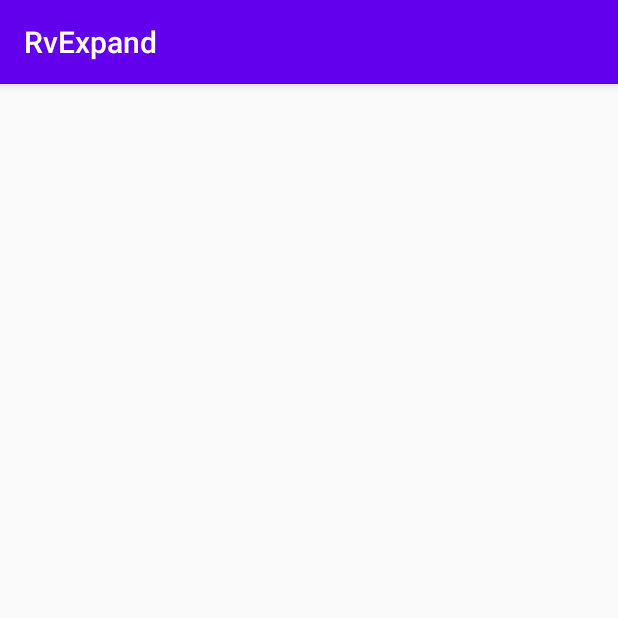
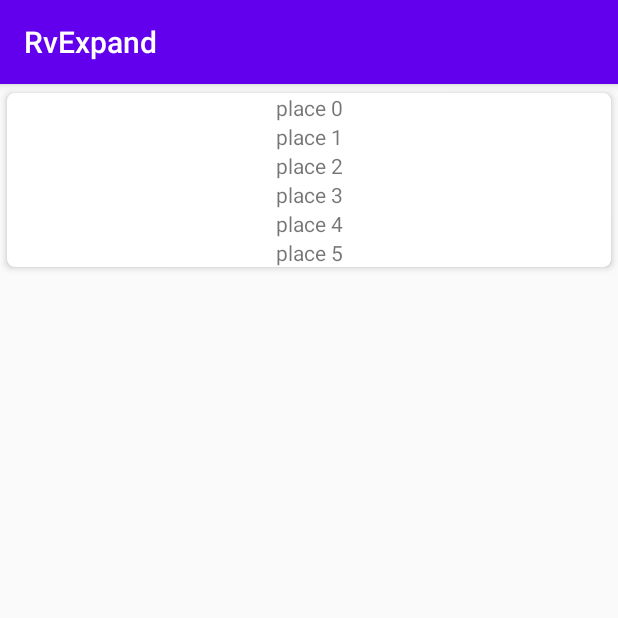
Before and after one commit to CindoddCindy/bebek-, an Android app: the screen it shows after launch (MainActivity), on a phone screen of 412 x 824 dp, the top half of it. Run offline under Robolectric (Android 15) with nearby library versions, the phone set to English and light mode, and no system bars.

Commit message:
expand test

```diff
--- a/rvExpand/app/build.gradle
+++ b/rvExpand/app/build.gradle
@@ -27,7 +27,7 @@ dependencies {
     implementation fileTree(dir: 'libs', include: ['*.jar'])
 
     implementation 'androidx.appcompat:appcompat:1.1.0'
-    implementation 'com.thoughtbot:expandablerecyclerview:1.3'
+    implementation 'com.android.support:design:29.0.0'
     implementation 'androidx.constraintlayout:constraintlayout:1.1.3'
     testImplementation 'junit:junit:4.12'
     androidTestImplementation 'androidx.test.ext:junit:1.1.1'
--- /dev/null
+++ b/rvExpand/app/src/main/java/com/ingenicomovement/rvexpand/ListItemListener.java
@@ -0,0 +1,6 @@
+package com.ingenicomovement.rvexpand;
+
+public interface ListItemListener {
+    void onExpand();
+    void onCollapse();
+}
--- a/rvExpand/app/src/main/java/com/ingenicomovement/rvexpand/MainActivity.java
+++ b/rvExpand/app/src/main/java/com/ingenicomovement/rvexpand/MainActivity.java
@@ -1,6 +1,8 @@
 package com.ingenicomovement.rvexpand;
 
 import androidx.appcompat.app.AppCompatActivity;
+import androidx.cardview.widget.CardView;
+import androidx.recyclerview.widget.DefaultItemAnimator;
 import androidx.recyclerview.widget.LinearLayoutManager;
 import androidx.recyclerview.widget.RecyclerView;
 
@@ -8,11 +10,11 @@ import android.os.Bundle;
 
 import java.util.ArrayList;
 
-public class MainActivity extends AppCompatActivity {
+public class MainActivity extends AppCompatActivity implements ListItemListener {
 
-    private RecyclerView recyclerView;
-    private ArrayList<MobileOs> mobileOSes;
-    private RecyclerAdapter adapter;
+    ArrayList<Place> places;
+    CardView cvContainer;
+
 
 
     @Override
@@ -20,61 +22,51 @@ public class MainActivity extends AppCompatActivity {
         super.onCreate(savedInstanceState);
         setContentView(R.layout.activity_main);
 
-        recyclerView = (RecyclerView) findViewById(R.id.recycler_view);
-        mobileOSes = new ArrayList<>();
+        places = new ArrayList<>();
+        for (int i=0; i<6; i++) {
+            places.add(new Place("place " + i));
+        }
 
-        setData();
-        LinearLayoutManager layoutManager = new LinearLayoutManager(this);
-        recyclerView.setLayoutManager(layoutManager);
+        cvContainer = (CardView) findViewById(R.id.card_background);
+        RecyclerView rvList = (RecyclerView) findViewById(R.id.rv_list);
+        PlaceArrayAdapter placeArrayAdapter = new PlaceArrayAdapter(places);
+        rvList.setLayoutManager(new LinearLayoutManager(this));
+        rvList.setItemAnimator(new DefaultItemAnimator());
+        rvList.setAdapter(placeArrayAdapter);
 
-        adapter = new RecyclerAdapter(this, mobileOSes);
-        recyclerView.setAdapter(adapter);
+        placeArrayAdapter.setListItemListener(this);
+
+
+        rvList.post(new Runnable() {
+            @Override
+            public void run() {
+                int baseHeight =  Math.round(getResources().getDimension(R.dimen.place_item_height));
+                int collapseAmount = baseHeight * (places.size() - 1);
+                ExpandableUtil.collapseWithNoAnimation(cvContainer, collapseAmount);
+            }
+        });
+
+
+
+
+
+
     }
 
     @Override
-    protected void onSaveInstanceState(Bundle outState) {
-        super.onSaveInstanceState(outState);
-        adapter.onSaveInstanceState(outState);
+    public void onExpand() {
+        int from =  Math.round(getResources().getDimension(R.dimen.place_item_height));
+        int to = from * places.size();
+        ExpandableUtil.expand(cvContainer, from, to);
+
+
     }
 
     @Override
-    protected void onRestoreInstanceState(Bundle savedInstanceState) {
-        super.onRestoreInstanceState(savedInstanceState);
-        adapter.onRestoreInstanceState(savedInstanceState);
-    }
+    public void onCollapse() {
+        int baseHeight =  Math.round(getResources().getDimension(R.dimen.place_item_height));
+        int collapseAmount = baseHeight * (places.size() - 1);
+        ExpandableUtil.collapse(cvContainer, collapseAmount);
 
-    private void setData() {
-        ArrayList<Phone> iphones = new ArrayList<>();
-        iphones.add(new Phone("iPhone 4"));
-        iphones.add(new Phone("iPhone 4S"));
-        iphones.add(new Phone("iPhone 5"));
-        iphones.add(new Phone("iPhone 5S"));
-        iphones.add(new Phone("iPhone 6"));
-        iphones.add(new Phone("iPhone 6Plus"));
-        iphones.add(new Phone("iPhone 6S"));
-        iphones.add(new Phone("iPhone 6S Plus"));
-
-        ArrayList<Phone> nexus = new ArrayList<>();
-        nexus.add(new Phone("Nexus One"));
-        nexus.add(new Phone("Nexus S"));
-        nexus.add(new Phone("Nexus 4"));
-        nexus.add(new Phone("Nexus 5"));
-        nexus.add(new Phone("Nexus 6"));
-        nexus.add(new Phone("Nexus 5X"));
-        nexus.add(new Phone("Nexus 6P"));
-        nexus.add(new Phone("Nexus 7"));
-
-        ArrayList<Phone> windowPhones = new ArrayList<>();
-        windowPhones.add(new Phone("Nokia Lumia 800"));
-        windowPhones.add(new Phone("Nokia Lumia 710"));
-        windowPhones.add(new Phone("Nokia Lumia 900"));
-        windowPhones.add(new Phone("Nokia Lumia 610"));
-        windowPhones.add(new Phone("Nokia Lumia 510"));
-        windowPhones.add(new Phone("Nokia Lumia 820"));
-        windowPhones.add(new Phone("Nokia Lumia 920"));
-
-        mobileOSes.add(new MobileOs("iOS", iphones));
-        mobileOSes.add(new MobileOs("Android", nexus));
-        mobileOSes.add(new MobileOs("Window Phone", windowPhones));
     }
 }
--- a/rvExpand/app/src/main/java/com/ingenicomovement/rvexpand/MobileOs.java
+++ /dev/null
@@ -1,21 +0,0 @@
-package com.ingenicomovement.rvexpand;
-
-import android.annotation.SuppressLint;
-import android.os.Parcel;
-import android.provider.ContactsContract;
-
-import com.thoughtbot.expandablerecyclerview.models.ExpandableGroup;
-
-import java.util.List;
-
-
-@SuppressLint("ParcelCreator")
-public class MobileOs extends ExpandableGroup<Phone> {
-    public MobileOs(String title, List<Phone> items) {
-        super(title, items);
-    }
-
-    protected MobileOs(Parcel in) {
-        super(in);
-    }
-}
--- /dev/null
+++ b/rvExpand/app/src/main/java/com/ingenicomovement/rvexpand/Place.java
@@ -0,0 +1,18 @@
+package com.ingenicomovement.rvexpand;
+
+public class Place {
+
+    private String name;
+
+    public Place(String name) {
+        this.name = name;
+    }
+
+    public String getName() {
+        return name;
+    }
+
+    public void setName(String name) {
+        this.name = name;
+    }
+}
--- /dev/null
+++ b/rvExpand/app/src/main/java/com/ingenicomovement/rvexpand/PlaceArrayAdapter.java
@@ -0,0 +1,80 @@
+package com.ingenicomovement.rvexpand;
+
+import android.util.Log;
+import android.view.LayoutInflater;
+import android.view.View;
+import android.view.ViewGroup;
+import android.widget.TextView;
+
+import androidx.annotation.NonNull;
+import androidx.recyclerview.widget.RecyclerView;
+
+import java.util.ArrayList;
+
+public class PlaceArrayAdapter extends RecyclerView.Adapter<PlaceArrayAdapter.ViewHolder> {
+
+    private ArrayList<Place> places;
+    private ListItemListener listItemListener;
+    private boolean isExpanded = false;
+
+    public PlaceArrayAdapter(ArrayList<Place> places) {
+        this.places = places;
+    }
+
+    public void setListItemListener(ListItemListener listItemListener) {
+        this.listItemListener = listItemListener;
+    }
+
+
+    @NonNull
+    @Override
+    public ViewHolder onCreateViewHolder(@NonNull ViewGroup parent, int viewType) {
+        View view = LayoutInflater.from(parent.getContext()).inflate(R.layout.activity_place_item, parent, false);
+        ViewHolder myViewHolder = new ViewHolder(view);
+
+        return myViewHolder;
+    }
+
+    @Override
+    public void onBindViewHolder(@NonNull ViewHolder holder, int position) {
+        TextView item = holder.item;
+        item.setText(places.get(position).getName());
+
+
+        holder.itemView.setOnClickListener(new View.OnClickListener() {
+            @Override
+            public void onClick(View v) {
+                if (isExpanded) {
+                    listItemListener.onCollapse();
+                    isExpanded = false;
+                } else {
+                    listItemListener.onExpand();
+                    isExpanded = true;
+                }
+            }
+        });
+
+    }
+
+    @Override
+    public int getItemCount() {
+        return places == null ? 0 : places.size();
+    }
+
+    class ViewHolder extends RecyclerView.ViewHolder implements View.OnClickListener{
+        public TextView item;
+
+        public ViewHolder(@NonNull View itemView) {
+            super(itemView);
+            itemView.setOnClickListener(this);
+            item = (TextView) itemView.findViewById(R.id.row_item);
+        }
+
+        @Override
+        public void onClick(View v) {
+            Log.d("onclick", "onClick " + getLayoutPosition() + " " + item.getText());
+
+
+        }
+    }
+}
--- a/rvExpand/app/src/main/res/layout/activity_main.xml
+++ b/rvExpand/app/src/main/res/layout/activity_main.xml
@@ -1,15 +1,20 @@
 <?xml version="1.0" encoding="utf-8"?>
-<RelativeLayout xmlns:android="http://schemas.android.com/apk/res/android"
+<androidx.cardview.widget.CardView xmlns:android="http://schemas.android.com/apk/res/android"
     xmlns:app="http://schemas.android.com/apk/res-auto"
     xmlns:tools="http://schemas.android.com/tools"
+    android:id="@+id/card_background"
+    android:layout_height="wrap_content"
     android:layout_width="match_parent"
-    android:layout_height="match_parent"
+    android:clipChildren="true"
+    android:clipToPadding="true"
+    app:cardCornerRadius="5dp"
+    app:cardElevation="3dp"
+    app:cardUseCompatPadding="true"
     tools:context=".MainActivity">
 
     <androidx.recyclerview.widget.RecyclerView
-        android:id="@+id/recycler_view"
+        android:id="@+id/rv_list"
         android:layout_width="match_parent"
-        android:layout_height="wrap_content" >
-
+        android:layout_height="wrap_content">
     </androidx.recyclerview.widget.RecyclerView>
-</RelativeLayout>
+</androidx.cardview.widget.CardView>
--- /dev/null
+++ b/rvExpand/app/src/main/res/layout/activity_place_item.xml
@@ -0,0 +1,14 @@
+<?xml version="1.0" encoding="utf-8"?>
+<LinearLayout
+    xmlns:android="http://schemas.android.com/apk/res/android"
+    android:orientation="vertical"
+    android:layout_width="match_parent"
+    android:layout_height="wrap_content">
+
+    <TextView
+        android:id="@+id/row_item"
+        android:layout_width="match_parent"
+        android:layout_height="match_parent"
+        android:gravity="center"/>
+
+</LinearLayout>
```
Also changed, not shown: rvExpand/app/src/main/java/com/ingenicomovement/rvexpand/ExpandableUtil.java (added, +90 -0 lines), rvExpand/app/src/main/java/com/ingenicomovement/rvexpand/OSViewHolder.java (deleted, +0 -30 lines), rvExpand/app/src/main/java/com/ingenicomovement/rvexpand/Phone.java (deleted, +0 -48 lines), rvExpand/app/src/main/java/com/ingenicomovement/rvexpand/PhoneViewHolder.java (deleted, +0 -31 lines), rvExpand/app/src/main/java/com/ingenicomovement/rvexpand/RecyclerAdapter.java (deleted, +0 -57 lines), rvExpand/app/src/main/res/layout/child_view_holder.xml (deleted, +0 -12 lines), rvExpand/app/src/main/res/layout/group_view_holder.xml (deleted, +0 -18 lines), rvExpand/app/src/main/res/values/dimen.xml (added, +9 -0 lines).
